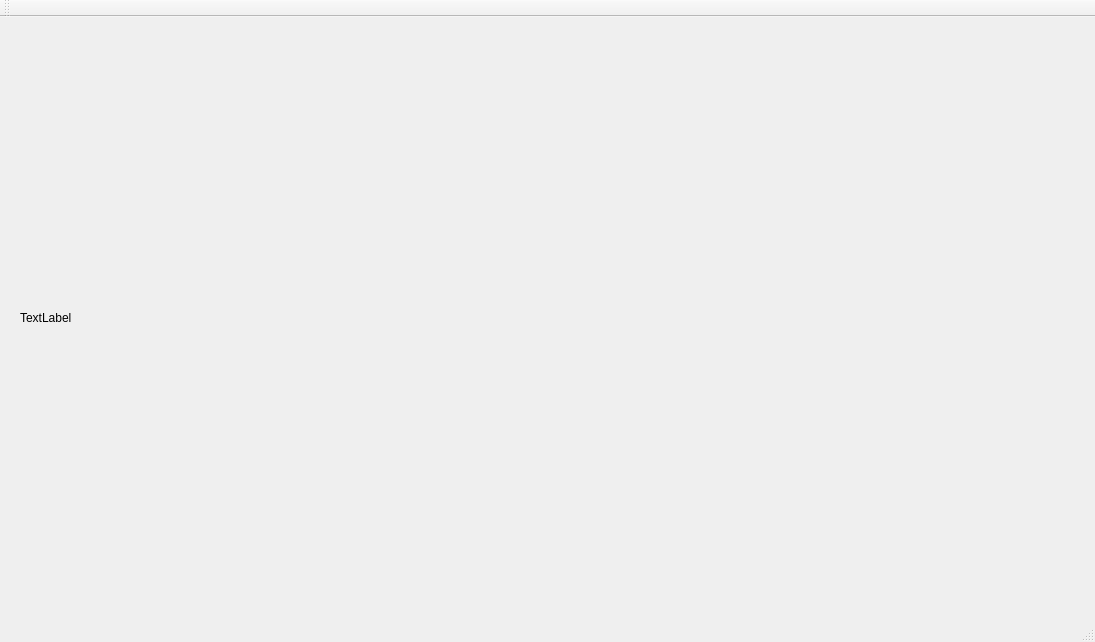
Qt form GUITcpServer/mainwindow.ui (ArtyomZubko/YUVStreamReciever) before a commit.
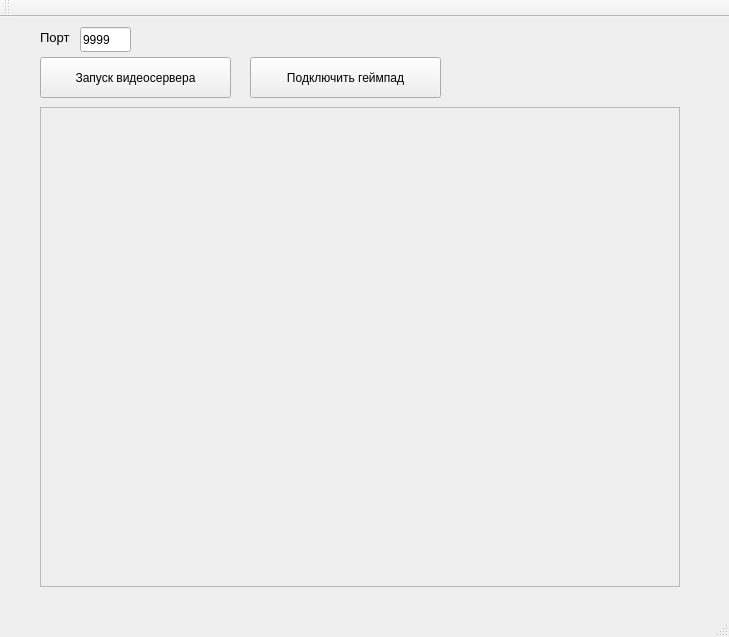
The same form after that commit.

Patch:
```diff
--- a/GUITcpServer/mainwindow.ui
+++ b/GUITcpServer/mainwindow.ui
@@ -6,8 +6,8 @@
    <rect>
     <x>0</x>
     <y>0</y>
-    <width>1095</width>
-    <height>642</height>
+    <width>729</width>
+    <height>637</height>
    </rect>
   </property>
   <property name="windowTitle">
@@ -17,14 +17,77 @@
    <widget class="QLabel" name="label">
     <property name="geometry">
      <rect>
-      <x>20</x>
+      <x>40</x>
+      <y>90</y>
+      <width>640</width>
+      <height>480</height>
+     </rect>
+    </property>
+    <property name="frameShape">
+     <enum>QFrame::StyledPanel</enum>
+    </property>
+    <property name="frameShadow">
+     <enum>QFrame::Plain</enum>
+    </property>
+    <property name="text">
+     <string/>
+    </property>
+   </widget>
+   <widget class="QPushButton" name="startServerButton">
+    <property name="geometry">
+     <rect>
+      <x>40</x>
       <y>40</y>
-      <width>1051</width>
-      <height>521</height>
+      <width>191</width>
+      <height>41</height>
      </rect>
     </property>
     <property name="text">
-     <string>TextLabel</string>
+     <string>Запуск видеосервера</string>
+    </property>
+   </widget>
+   <widget class="QLineEdit" name="portNum">
+    <property name="geometry">
+     <rect>
+      <x>80</x>
+      <y>10</y>
+      <width>51</width>
+      <height>25</height>
+     </rect>
+    </property>
+    <property name="text">
+     <string>9999</string>
+    </property>
+   </widget>
+   <widget class="QLabel" name="label_2">
+    <property name="geometry">
+     <rect>
+      <x>40</x>
+      <y>10</y>
+      <width>54</width>
+      <height>21</height>
+     </rect>
+    </property>
+    <property name="font">
+     <font>
+      <pointsize>10</pointsize>
+     </font>
+    </property>
+    <property name="text">
+     <string>Порт</string>
+    </property>
+   </widget>
+   <widget class="QPushButton" name="gmpdconnButton">
+    <property name="geometry">
+     <rect>
+      <x>250</x>
+      <y>40</y>
+      <width>191</width>
+      <height>41</height>
+     </rect>
+    </property>
+    <property name="text">
+     <string>Подключить геймпад</string>
     </property>
    </widget>
   </widget>
```
Left out of the diff: 2 changed lines with no effect on the pictures.
